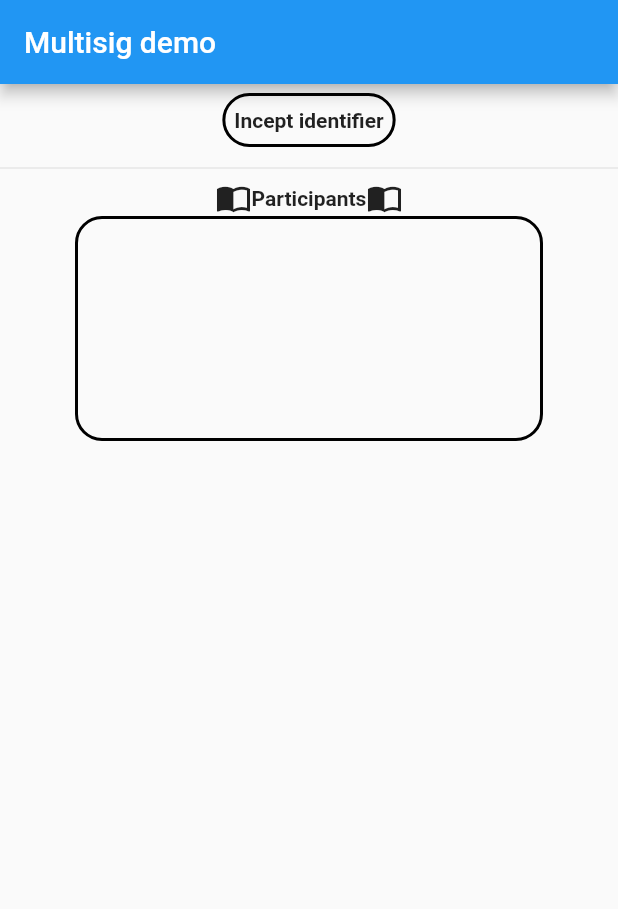
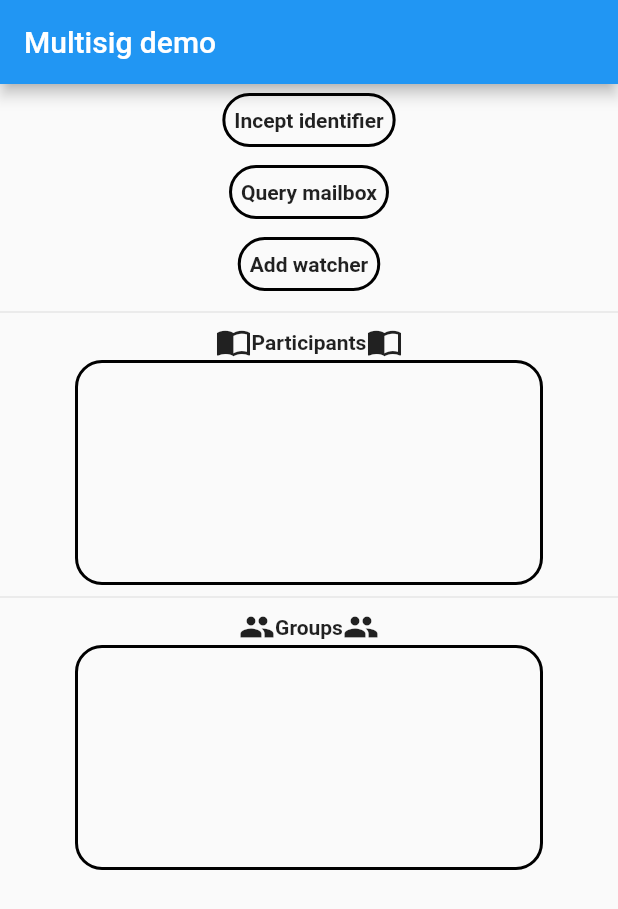
Before and after one commit to THCLab/dkms-demo-multisig, a Flutter app: the screen it shows after launch, after a tap on "Incept identifier", on a phone screen of 412 x 824 dp. Shown: the top 909 px of the screen. Run offline on Flutter 3.47's test engine with Material 2 defaults, Android fonts, the phone set to English and light mode, and no system bars; our stand-ins replace qr_flutter; missing offline and left inert: asymmetric_crypto_primitives, keri, mobile_scanner; statements that could not run were skipped.

Commit message:
UI update

```diff
--- a/lib/enums.dart
+++ b/lib/enums.dart
@@ -1,11 +1,11 @@
 import 'package:flutter/foundation.dart';
 import 'package:keri/keri.dart';
-
 
 enum SelectedAction {
   multisigRequest,
   delegationRequest,
 }
+
 extension SelectedActionExtension on SelectedAction {
   String get name => describeEnum(this);
   Action get action {
--- a/lib/main.dart
+++ b/lib/main.dart
@@ -25,24 +25,48 @@ class MyApp extends StatefulWidget {
 }
 
 class _MyAppState extends State<MyApp> {
+  //Keys used to sign the data
   String current_b64_key='';
   String next_b64_key='';
+
+  //Witness data, hardcoded
   String witness_id = "BJq7UABlttINuWJh1Xl2lkqZG4NTdUdqnbFJDa6ZyxCC";
   String wit_location =
       '{"eid":"BJq7UABlttINuWJh1Xl2lkqZG4NTdUdqnbFJDa6ZyxCC","scheme":"http","url":"http://192.168.1.13:3232/"}';
+  List<String> witness_id_list = [];
+
+  //Signer instance
   late Ed25519Signer signer;
-  List<String> witness_id_list = [];
-  var initiatorKel = '';
+
+  //Group initiator id, for UI only
+  var initiatorId = '';
+
+  //Inception control flags, for UI only
   var isIncepting = false;
   var isInceptionError = false;
+
+  //Group participants list
   List<Identifier> participants = [];
   List<bool> selectedParticipants = [];
+
+  //Identifier on the device
   late Identifier identifier;
+
+  //QR code string
   String oobiJson = '';
+
+  //Control flag for showing action request alert dialog
   bool actionClicked = false;
+
+  //Group identifiers and its list
   late Identifier groupIdentifier2;
   late Identifier group_identifier;
   List<Identifier> groupIdentifiers = [];
+
+  //UI button flags
+  bool isInceptionFinalized = false;
+  bool isWatcherAdded = false;
+  bool isMailboxQueried = false;
 
 
   @override
@@ -77,11 +101,14 @@ class _MyAppState extends State<MyApp> {
           children: <Widget>[
             RawMaterialButton(
               onPressed: () async{
+                //Create keys
                 List<PublicKey> vec1 = [];
                 vec1.add(await newPublicKey(kt: KeyType.Ed25519, keyB64: current_b64_key));
                 List<PublicKey> vec2 = [];
                 vec2.add(await newPublicKey(kt: KeyType.Ed25519, keyB64: next_b64_key));
                 List<String> vec3 = [wit_location];
+
+                //Start the inception
                 setState((){
                   isIncepting = true;
                 });
@@ -99,6 +126,8 @@ class _MyAppState extends State<MyApp> {
                   print(e);
                   setState((){isInceptionError = true;});
                 }
+
+                //Sign and finalize the inception
                 var signature = await signer.sign(icp_event);
                 print(icp_event);
                 print(signature);
@@ -106,59 +135,12 @@ class _MyAppState extends State<MyApp> {
                     event: icp_event,
                     signature: await signatureFromHex(
                         st: SignatureType.Ed25519Sha512, signature: signature));
+                initiatorId = identifier.id;
 
-                witness_id_list.add(witness_id);
-                var query = await queryMailbox(whoAsk: identifier, aboutWho: identifier, witness: witness_id_list);
-                var sig_query = await signer.sign(query[0]);
-                await finalizeQuery(identifier: identifier, queryEvent: query[0], signature: await signatureFromHex(st: SignatureType.Ed25519Sha512, signature: sig_query));
-                initiatorKel = await getKel(cont: identifier);
-
-                var watcher_oobi = '{"eid":"BF2t2NPc1bwptY1hYV0YCib1JjQ11k9jtuaZemecPF5b","scheme":"http","url":"http://192.168.1.13:3236/"}';
-                var add_watcher_message = await addWatcher(controller: identifier, watcherOobi: watcher_oobi);
-                print("\nController generate end role message to add witness: $add_watcher_message");
-                var watcher_sig = await signer.sign(add_watcher_message);
-                var ev = await finalizeEvent(identifier: identifier, event: add_watcher_message, signature: await signatureFromHex(st: SignatureType.Ed25519Sha512, signature: watcher_sig));
-
-                Map<String, String> jsonToOobi = {"cid":identifier.id, "role":"witness", "eid":witness_id};
-                Map<String, String> witnessOobi = {"eid":witness_id, "scheme": "http", "url":"http://192.168.1.13:3232/"};
-                List<dynamic> toSend = [witnessOobi,jsonToOobi];
-                oobiJson = jsonEncode(toSend);
-
-                setState((){});
-                final Timer periodicTimer = Timer.periodic(
-                  const Duration(seconds: 15),
-                      (Timer t) async{
-                        List<String> queryEvent = await queryMailbox(whoAsk: identifier, aboutWho: identifier, witness: witness_id_list);
-                        var querySignatureList = [];
-                        List<ActionRequired> finalizeList = [];
-                        for(var event in queryEvent){
-                          querySignatureList.add(await signatureFromHex(st: SignatureType.Ed25519Sha512, signature: await signer.sign(event)));
-                        }
-                        for (int i=0; i<querySignatureList.length; i++){
-                          finalizeList = await finalizeQuery(identifier: identifier, queryEvent: queryEvent[i], signature: querySignatureList[i]);
-                          if(finalizeList.isNotEmpty){
-                            if(!actionClicked){
-                              _showMyDialog(finalizeList);
-                            }
-                          }
-                        }
-
-                        for (var group in groupIdentifiers){
-                          var groupQuery = await queryMailbox(whoAsk: identifier, aboutWho: group, witness: witness_id_list);
-                          var signedGroupQuery = [];
-                          for (var singleQuery in groupQuery){
-                            signedGroupQuery.add(await signatureFromHex(st: SignatureType.Ed25519Sha512, signature: await signer.sign(singleQuery)));
-                          }
-                          for (int i=0; i<signedGroupQuery.length; i++) {
-                            await finalizeQuery(identifier: identifier,
-                                queryEvent: groupQuery[i],
-                                signature: signedGroupQuery[i]);
-                          }
-                        }
-                        //print('querying');
-                  },
-                );
-                //print('here');
+                //Refresh the UI
+                setState((){
+                  isInceptionFinalized = true;
+                });
               },
               child: Padding(
                 padding: const EdgeInsets.all(8.0),
@@ -171,29 +153,127 @@ class _MyAppState extends State<MyApp> {
             ),
             isIncepting ? connectingToWitness() : Container(),
             isInceptionError ? inceptionError() : Container(),
-            initiatorKel.isNotEmpty ? Text("Identifier kel:", style: TextStyle(fontWeight: FontWeight.bold),) : Container(),
-            initiatorKel.isNotEmpty ? Text(initiatorKel, style: TextStyle(color: Colors.green),) : Container(),
-            initiatorKel.isNotEmpty ? SizedBox(height: 10,) : Container(),
-            initiatorKel.isNotEmpty ? Text("Scan this QR code with another device to add this device to their list of participants", style: TextStyle(fontWeight: FontWeight.bold), textAlign: TextAlign.center,) : Container(),
-            initiatorKel.isNotEmpty ? QrImage(
+            initiatorId.isNotEmpty ? Text("Identifier:", style: TextStyle(fontWeight: FontWeight.bold),) : Container(),
+            initiatorId.isNotEmpty ? Text(initiatorId, style: TextStyle(color: Colors.green),) : Container(),
+            initiatorId.isNotEmpty ? SizedBox(height: 10,) : Container(),
+            isInceptionFinalized ? RawMaterialButton(
+              onPressed: () async{
+                //Add the witness to the list
+                witness_id_list.add(witness_id);
+
+                //Query mailbox and finalize it
+                var query = await queryMailbox(whoAsk: identifier, aboutWho: identifier, witness: witness_id_list);
+                var sig_query = await signer.sign(query[0]);
+                await finalizeQuery(identifier: identifier, queryEvent: query[0], signature: await signatureFromHex(st: SignatureType.Ed25519Sha512, signature: sig_query));
+
+                //Refresh the UI
+                setState(() {
+                  isMailboxQueried = true;
+                });
+              },
+                child: Padding(
+                  padding: const EdgeInsets.all(8.0),
+                  child: const Text("Query mailbox", style: TextStyle(fontWeight: FontWeight.bold),),
+                ),
+                shape: RoundedRectangleBorder(
+                    borderRadius: BorderRadius.circular(18.0),
+                    side: const BorderSide(width: 2)
+                )
+            ) : Container(),
+            RawMaterialButton(
+                onPressed: () async{
+                  //Set up the watcher data and add it
+                  var watcher_oobi = '{"eid":"BF2t2NPc1bwptY1hYV0YCib1JjQ11k9jtuaZemecPF5b","scheme":"http","url":"http://192.168.1.13:3236/"}';
+                  var add_watcher_message = await addWatcher(controller: identifier, watcherOobi: watcher_oobi);
+                  var watcher_sig = await signer.sign(add_watcher_message);
+                  var ev = await finalizeEvent(identifier: identifier, event: add_watcher_message, signature: await signatureFromHex(st: SignatureType.Ed25519Sha512, signature: watcher_sig));
+
+                  //Create the QR code to be scanned
+                  Map<String, String> jsonToOobi = {"cid":identifier.id, "role":"witness", "eid":witness_id};
+                  Map<String, String> witnessOobi = {"eid":witness_id, "scheme": "http", "url":"http://192.168.1.13:3232/"};
+                  List<dynamic> toSend = [witnessOobi,jsonToOobi];
+                  oobiJson = jsonEncode(toSend);
+
+                  setState((){
+                    isWatcherAdded = true;
+                  });
+
+                  //Start the query timer
+                  final Timer periodicTimer = Timer.periodic(
+                    const Duration(seconds: 15),
+                        (Timer t) async{
+                      //Every 15 seconds query own mailbox
+                      List<String> queryEvent = await queryMailbox(whoAsk: identifier, aboutWho: identifier, witness: witness_id_list);
+                      var querySignatureList = [];
+                      List<ActionRequired> finalizeList = [];
+
+                      //Sign each query
+                      for(var event in queryEvent){
+                        querySignatureList.add(await signatureFromHex(st: SignatureType.Ed25519Sha512, signature: await signer.sign(event)));
+                      }
+
+                      //Finalize each query
+                      for (int i=0; i<querySignatureList.length; i++){
+                        finalizeList = await finalizeQuery(identifier: identifier, queryEvent: queryEvent[i], signature: querySignatureList[i]);
+
+                        //If query requires action, show Alert Dialog
+                        if(finalizeList.isNotEmpty){
+                          if(!actionClicked){
+                            _showMyDialog(finalizeList);
+                          }
+                        }
+                      }
+
+                      //Every 15 seconds query group mailbox
+                      for (var group in groupIdentifiers){
+                        var groupQuery = await queryMailbox(whoAsk: identifier, aboutWho: group, witness: witness_id_list);
+                        var signedGroupQuery = [];
+
+                        //Sign each query
+                        for (var singleQuery in groupQuery){
+                          signedGroupQuery.add(await signatureFromHex(st: SignatureType.Ed25519Sha512, signature: await signer.sign(singleQuery)));
+                        }
+
+                        //Finalize each query
+                        for (int i=0; i<signedGroupQuery.length; i++) {
+                          await finalizeQuery(identifier: identifier,
+                              queryEvent: groupQuery[i],
+                              signature: signedGroupQuery[i]);
+                        }
+                      }
+                    },
+                  );
+                },
+                child: Padding(
+                  padding: const EdgeInsets.all(8.0),
+                  child: const Text("Add watcher", style: TextStyle(fontWeight: FontWeight.bold),),
+                ),
+                shape: RoundedRectangleBorder(
+                    borderRadius: BorderRadius.circular(18.0),
+                    side: const BorderSide(width: 2)
+                )
+            ),
+            isWatcherAdded ? Text("Scan this QR code with another device to add this device to their list of participants", style: TextStyle(fontWeight: FontWeight.bold), textAlign: TextAlign.center,) : Container(),
+            isWatcherAdded ? QrImage(
               data: oobiJson,
               version: QrVersions.auto,
               size: 200.0,
             ) : Container(),
-            initiatorKel.isNotEmpty ? RawMaterialButton(
+            isWatcherAdded ? RawMaterialButton(
               onPressed: () async{
+                //Get the group participant json from QR
                 var participantId = await Navigator.push(
                   context,
                   MaterialPageRoute(builder: (context) => const Scanner()),
                 );
 
-
+                //Decode the QR and send the oobi to watcher
                 var oobiReceived = jsonDecode(participantId);
                 print(oobiReceived);
                 await sendOobiToWatcher(identifier: identifier, oobisJson: jsonEncode(oobiReceived[0]));
                 await sendOobiToWatcher(identifier: identifier, oobisJson: jsonEncode(oobiReceived[1]));
 
-
+                //Add the participant from the QR to the list of participants, refresh the list
                 var participant = await newIdentifier(idStr: oobiReceived[1]['cid']);
                 if(!participants.contains(participant)){
                   setState(() {
@@ -202,17 +282,19 @@ class _MyAppState extends State<MyApp> {
                   });
                 }
 
+                //Query the watcher about new participant
                 List<String> watcherQuery = await queryWatchers(whoAsk: identifier, aboutWho: participant);
                 List<Signature> querySignatures = [];
+
+                //Sign the query
                 for(String query in watcherQuery){
                   querySignatures.add(await signatureFromHex(st: SignatureType.Ed25519Sha512, signature: await signer.sign(query)));
                 }
 
+                //Finalize the query
                 for(int i=0; i<querySignatures.length; i++){
                   await finalizeQuery(identifier: identifier, queryEvent: watcherQuery[i], signature: querySignatures[i]);
                 }
-
-                print(watcherQuery);
               },
                 child: Padding(
                   padding: const EdgeInsets.all(8.0),
@@ -255,14 +337,17 @@ class _MyAppState extends State<MyApp> {
                     );
                   }),
             ),
-            initiatorKel.isNotEmpty ? RawMaterialButton(
+            isWatcherAdded ? RawMaterialButton(
                 onPressed: () async{
+                  //Create group inception event
                   var icp = await inceptGroup(
                       identifier: identifier,
                       participants: participants,
                       signatureThreshold: 2,
                       initialWitnesses: witness_id_list,
                       witnessThreshold: 1);
+
+                  //Sign the event and the exchanges
                   var signature = await signer.sign(icp.icpEvent);
                   List<String> signaturesEx = [];
                   List<DataAndSignature> toForward = [];
@@ -275,6 +360,8 @@ class _MyAppState extends State<MyApp> {
                         signature: await signatureFromHex(
                             st: SignatureType.Ed25519Sha512, signature: signaturesEx[i])));
                   }
+
+                  //Get the group_identifier by finalizing group incept
                   group_identifier = await finalizeGroupIncept(
                       identifier: identifier,
                       groupEvent: icp.icpEvent,
@@ -292,6 +379,32 @@ class _MyAppState extends State<MyApp> {
                     side: const BorderSide(width: 2)
                 )
             ) : Container(),
+            Divider(),
+            Row(
+              mainAxisAlignment: MainAxisAlignment.center,
+              children: [
+                Icon(Icons.group),
+                Text("Groups", style: TextStyle(fontWeight: FontWeight.bold),),
+                Icon(Icons.group),
+              ],
+            ),
+            Container(
+              width: MediaQuery.of(context).size.width - 100,
+              height: 150,
+              decoration: BoxDecoration(
+                border: Border.all(
+                    width: 2.0
+                ),
+                borderRadius: BorderRadius.all(
+                    Radius.circular(18.0)
+                ),
+              ),
+              child: ListView.builder(
+                  itemCount: groupIdentifiers.length,
+                  itemBuilder: (BuildContext context, int index) {
+                    return Text(groupIdentifiers[index].id);
+                  }),
+            ),
           ],
         ),
       ),
```
Also changed, not shown: lib/scanner.dart (+11 -8 lines).
